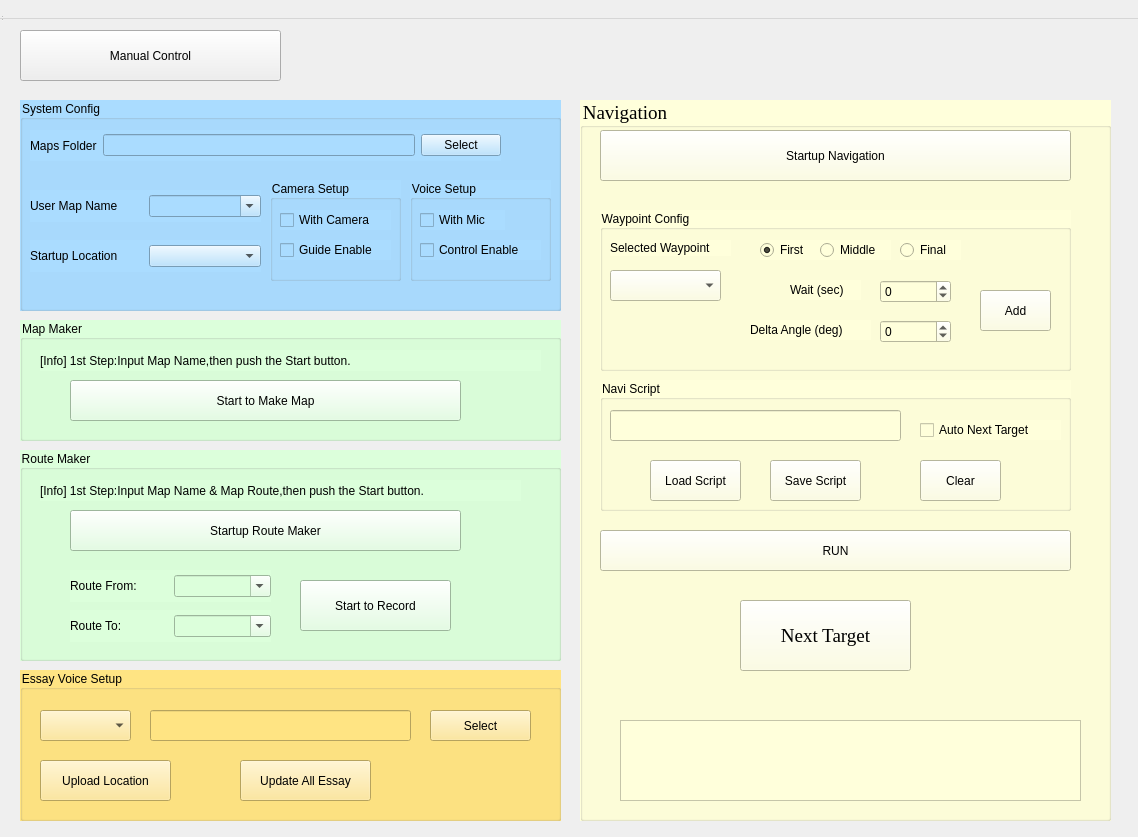
Qt form src/GUI/src/mainwindow.ui (7174952/mikuni-amr-3d-lidar) before a commit.
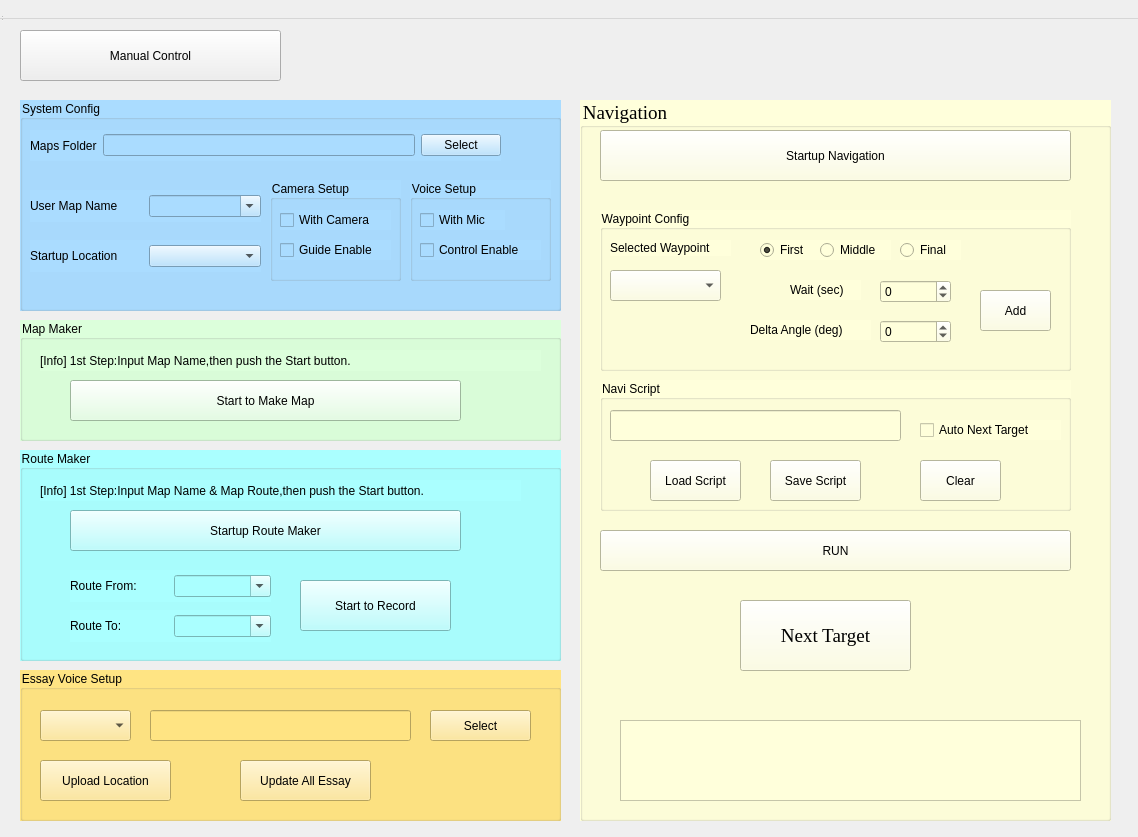
The same form after that commit.

Commit message: GUI操作画面更新

Diff of the .ui file:
```diff
--- a/src/GUI/src/mainwindow.ui
+++ b/src/GUI/src/mainwindow.ui
@@ -658,7 +658,7 @@
     </property>
     <property name="styleSheet">
      <string notr="true">font: 14pt &quot;Times New Roman&quot;;
-background-color: rgb(220, 255, 219);</string>
+background-color: rgb(170, 255, 255);</string>
     </property>
     <property name="title">
      <string>Route Maker</string>
@@ -674,7 +674,7 @@
      </property>
      <property name="styleSheet">
       <string notr="true">font: 12pt &quot;Times New Roman&quot;;
-background-color: rgb(220, 255, 219);</string>
+background-color: rgb(170, 255, 255);</string>
      </property>
      <property name="text">
       <string>[Info] 1st Step:Input Map Name &amp; Map Route,then push the Start button.</string>
@@ -691,7 +691,7 @@
      </property>
      <property name="styleSheet">
       <string notr="true">font: 12pt &quot;Times New Roman&quot;;
-background-color: rgb(220, 255, 219);</string>
+</string>
      </property>
      <property name="text">
       <string>Startup Route Maker</string>
@@ -766,7 +766,7 @@
      </property>
      <property name="styleSheet">
       <string notr="true">font: 14pt &quot;Times New Roman&quot;;
-background-color: rgb(220, 255, 219);</string>
+</string>
      </property>
      <property name="text">
       <string>Start to Record</string>
```
The commit also changes 2 other files.
